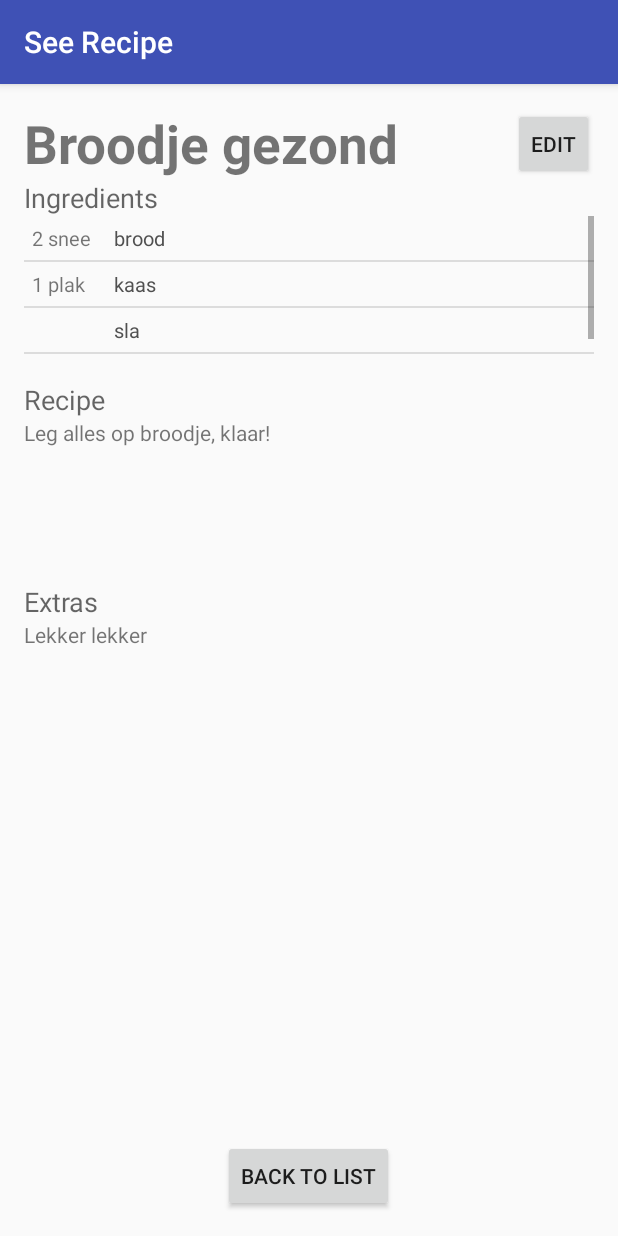
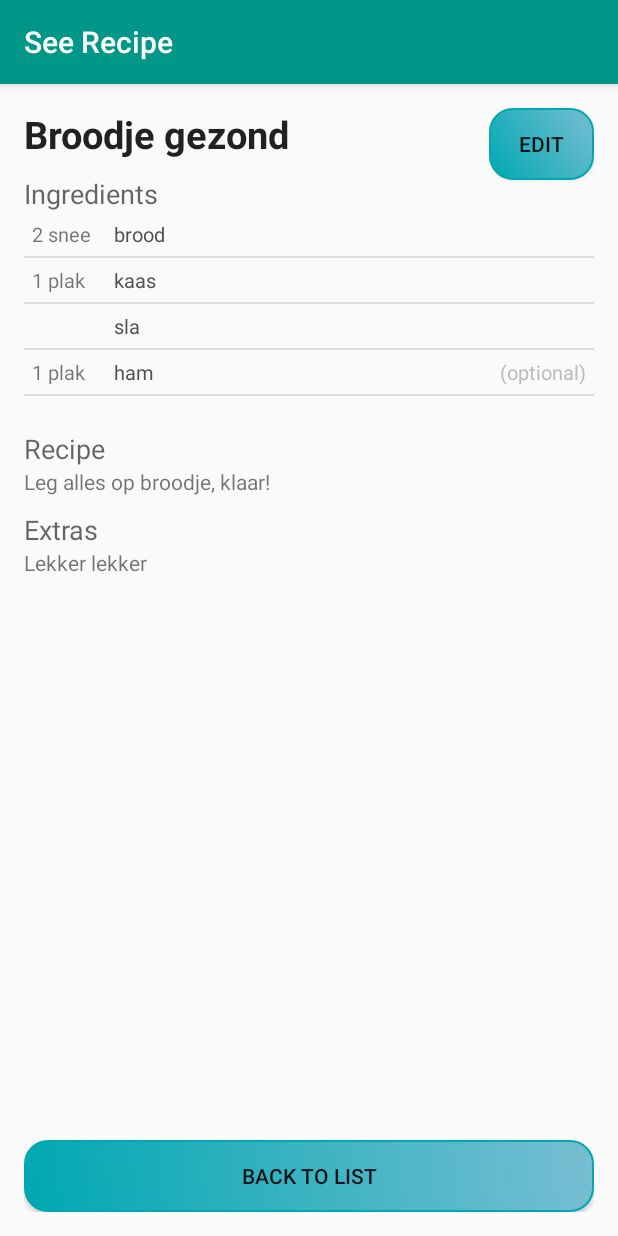
Before and after one commit to felinicolaes/AppProject, an Android app: the recipeListActivity screen opened directly, with no data from a screen before it, after a tap on "Broodje gezond", on a phone screen of 412 x 824 dp. Run offline under Robolectric (Android 15) with nearby library versions, the phone set to English and light mode, and no system bars.

Commit message:
added nice design

```diff
--- a/EmptyYourFridge/app/src/main/AndroidManifest.xml
+++ b/EmptyYourFridge/app/src/main/AndroidManifest.xml
@@ -17,11 +17,9 @@
             android:name=".MainActivity"
             android:screenOrientation="portrait"
             android:windowSoftInputMode="stateAlwaysHidden"
-            android:label="Empty Your Fridge"
-            android:theme="@style/AppTheme.NoActionBar">
+            android:label="Empty Your Fridge">
             <intent-filter>
                 <action android:name="android.intent.action.MAIN" />
-
                 <category android:name="android.intent.category.LAUNCHER" />
             </intent-filter>
         </activity>
@@ -31,7 +29,6 @@
         </activity>
         <activity android:name=".addRecipeActivity"
             android:screenOrientation="portrait"
-
             android:windowSoftInputMode="stateAlwaysHidden"
             android:label="Edit Recipe">
         </activity>
--- a/EmptyYourFridge/app/src/main/java/mprog/nl/emptyyourfridge/IngredientList.java
+++ b/EmptyYourFridge/app/src/main/java/mprog/nl/emptyyourfridge/IngredientList.java
@@ -42,7 +42,6 @@ public class IngredientList extends ArrayAdapter<String>{
         TextView ingredient = (TextView) itemView.findViewById(R.id.ingredient);
         TextView optional = (TextView) itemView.findViewById(R.id.optional);
 
-        System.out.println("vul hem");
         if (i < necAmounts.size()) {
             amount.setText(necAmounts.get(i));
             ingredient.setText(necIngredients.get(i));
@@ -52,8 +51,6 @@ public class IngredientList extends ArrayAdapter<String>{
             ingredient.setText(posIngredients.get(i-necAmounts.size()));
             optional.setText("(optional)");
         }
-        System.out.println("ding ge-add");
-
         return itemView;
     }
 }
--- a/EmptyYourFridge/app/src/main/java/mprog/nl/emptyyourfridge/recipeListActivity.java
+++ b/EmptyYourFridge/app/src/main/java/mprog/nl/emptyyourfridge/recipeListActivity.java
@@ -69,7 +69,6 @@ public class recipeListActivity extends AppCompatActivity {
         listView.setAdapter(adapter);
     }
 
-    // code from http://www.codeproject.com/Articles/569966/SharedplusPreferencesplusandplusYes-fNoplusAlertp
     public void deleteItem(int i) {
         final int item = i;
         new AlertDialog.Builder(this)
@@ -87,7 +86,6 @@ public class recipeListActivity extends AppCompatActivity {
                     }
                 })
                 .show();
-
     }
 
     public void reallyDelete(int i) {
--- a/EmptyYourFridge/app/src/main/java/mprog/nl/emptyyourfridge/seeRecipeActivity.java
+++ b/EmptyYourFridge/app/src/main/java/mprog/nl/emptyyourfridge/seeRecipeActivity.java
@@ -54,8 +54,8 @@ public class seeRecipeActivity extends AppCompatActivity {
 
     public void showRecipe() {
         if (recipe.getRecipe().endsWith(".jpg")) {
-            ScrollView recipeScrollView = (ScrollView) findViewById(R.id.recipeScrollView);
-            recipeScrollView.setVisibility(View.GONE);
+            TextView recipeText = (TextView) findViewById(R.id.recipe);
+            recipeText.setVisibility(View.GONE);
             BitmapFactory.Options bitmapOptions = new BitmapFactory.Options();
             Bitmap bitmap = BitmapFactory.decodeFile(recipe.getRecipe(), bitmapOptions);
             smallImage.setImageBitmap(bitmap);
--- /dev/null
+++ b/EmptyYourFridge/app/src/main/res/drawable/rounded_button.xml
@@ -0,0 +1,43 @@
+<?xml version="1.0" encoding="utf-8"?>
+<selector xmlns:android="http://schemas.android.com/apk/res/android">
+    <item android:state_pressed="true" >
+        <shape>
+            <stroke android:width="1dp"
+                android:color="#008e96"
+                android:layout_width="match_parent"
+                android:layout_height="match_parent" />
+
+            <gradient
+                android:angle="225"
+                android:startColor="#47b3d1"
+                android:endColor="#008e96"/>
+
+            <padding
+                android:left="20dp"
+                android:right="20dp" />
+
+            <corners android:bottomRightRadius="15dip" android:bottomLeftRadius="15dip"
+                android:topLeftRadius="15dip" android:topRightRadius="15dip"/>
+        </shape>
+    </item>
+    <item>
+        <shape>
+            <stroke android:width="1dp"
+                android:color="#00a8b1"
+                android:layout_width="match_parent"
+                android:layout_height="match_parent" />
+
+            <gradient
+                android:angle="225"
+                android:startColor="#77bed2"
+                android:endColor="#00a8b1"/>
+
+            <padding
+                android:left="20dp"
+                android:right="20dp" />
+
+            <corners android:bottomRightRadius="15dip" android:bottomLeftRadius="15dip"
+                android:topLeftRadius="15dip" android:topRightRadius="15dip"/>
+        </shape>
+    </item>
+</selector>
--- a/EmptyYourFridge/app/src/main/res/layout/activity_add_ingredient.xml
+++ b/EmptyYourFridge/app/src/main/res/layout/activity_add_ingredient.xml
@@ -49,6 +49,7 @@
         android:layout_height="wrap_content"
         android:text="Add"
         android:id="@+id/addIngredient"
+        android:background="@drawable/rounded_button"
         android:layout_alignParentBottom="true"
         android:layout_alignParentEnd="true"
         android:onClick="addIngredientButton" />
--- a/EmptyYourFridge/app/src/main/res/layout/activity_add_recipe.xml
+++ b/EmptyYourFridge/app/src/main/res/layout/activity_add_recipe.xml
@@ -29,6 +29,7 @@
         android:layout_below="@+id/name"
         android:layout_alignParentEnd="true"
         android:onClick="addIngredientButton"
+        android:background="@drawable/rounded_button"
         android:nestedScrollingEnabled="true" />
 
     <TextView
@@ -73,6 +74,7 @@
         android:id="@+id/addRecipePict"
         android:layout_below="@+id/textView2"
         android:layout_alignParentStart="true"
+        android:background="@drawable/rounded_button"
         android:onClick="addRecipePictButton" />
 
     <Button
@@ -82,6 +84,7 @@
         android:id="@+id/addRecipeText"
         android:layout_alignTop="@+id/addRecipePict"
         android:layout_alignEnd="@+id/ingredients"
+        android:background="@drawable/rounded_button"
         android:onClick="addRecipeTextButton" />
 
     <TextView
@@ -101,6 +104,7 @@
         android:id="@+id/addExtraText"
         android:onClick="addExtraTextButton"
         android:layout_below="@+id/textView3"
+        android:background="@drawable/rounded_button"
         android:layout_alignParentEnd="true" />
 
     <Button
@@ -109,6 +113,7 @@
         android:text="Add Photo"
         android:id="@+id/addExtraPict"
         android:onClick="addExtraPictButton"
+        android:background="@drawable/rounded_button"
         android:layout_alignTop="@+id/addExtraText"
         android:layout_alignParentStart="true" />
 
@@ -118,6 +123,7 @@
         android:text="Save"
         android:id="@+id/saveRecipe"
         android:onClick="saveRecipeButton"
+        android:background="@drawable/rounded_button"
         android:layout_alignParentBottom="true"
         android:layout_alignParentEnd="true" />
 
--- a/EmptyYourFridge/app/src/main/res/layout/activity_recipe_list.xml
+++ b/EmptyYourFridge/app/src/main/res/layout/activity_recipe_list.xml
@@ -30,6 +30,7 @@
         android:layout_height="wrap_content"
         android:text="Back To Main"
         android:id="@+id/back"
+        android:background="@drawable/rounded_button"
         android:layout_alignParentBottom="true"
         android:layout_alignEnd="@+id/ingredients"
         android:onClick="backButton" />
--- a/EmptyYourFridge/app/src/main/res/layout/activity_see_recipe.xml
+++ b/EmptyYourFridge/app/src/main/res/layout/activity_see_recipe.xml
@@ -15,11 +15,12 @@
         android:id="@+id/name"
         android:layout_alignParentTop="true"
         android:text="name"
-        android:textStyle="bold"
-        android:textSize="16pt"
+        android:textAppearance="?android:attr/textAppearanceLarge"
+        android:textSize="25sp"
         android:layout_alignParentStart="true"
         android:layout_toStartOf="@+id/edit"
-        android:hint="recipe name" />
+        android:hint="recipe name"
+        android:textStyle="bold" />
 
     <TextView
         android:layout_width="wrap_content"
@@ -28,15 +29,31 @@
         android:text="Ingredients"
         android:id="@+id/textView"
         android:layout_below="@+id/name"
-        android:layout_alignParentStart="true" />
+        android:layout_alignParentStart="true"
+        android:paddingTop="10dp" />
 
     <ListView
         android:layout_width="wrap_content"
-        android:layout_height="100dp"
+        android:layout_height="135dp"
         android:id="@+id/ingredients"
         android:longClickable="true"
         android:layout_below="@+id/textView"
         android:layout_alignParentStart="true" />
+
+    <ScrollView
+        android:layout_width="wrap_content"
+        android:layout_height="150dp"
+        android:id="@+id/scrollView"
+        android:layout_below="@+id/ingredients"
+        android:layout_alignParentStart="true"
+        android:layout_above="@+id/back"
+        android:layout_alignEnd="@+id/ingredients"
+        android:paddingTop="10dp">
+
+        <RelativeLayout
+            android:orientation="vertical"
+            android:layout_width="match_parent"
+            android:layout_height="match_parent">
 
             <TextView
                 android:layout_width="wrap_content"
@@ -44,26 +61,44 @@
                 android:textAppearance="?android:attr/textAppearanceMedium"
                 android:text="Recipe"
                 android:id="@+id/textView4"
-        android:layout_below="@+id/ingredients"
+                android:layout_alignParentStart="true" />
+
+            <ImageView
+                android:layout_width="wrap_content"
+                android:layout_height="100dp"
+                android:id="@+id/recipeImage"
                 android:layout_alignParentStart="true"
-        android:paddingTop="10dp" />
-
-    <ScrollView
-        android:layout_width="match_parent"
-        android:layout_height="100dp"
-        android:layout_weight="1"
-        android:id="@+id/recipeScrollView"
                 android:layout_below="@+id/textView4"
-        android:layout_alignParentStart="true"
-        android:fillViewport="false">
+                android:clickable="true" />
 
             <TextView
                 android:layout_width="wrap_content"
                 android:layout_height="wrap_content"
                 android:textAppearance="?android:attr/textAppearanceSmall"
                 android:id="@+id/recipe"
-            android:layout_alignTop="@+id/textView4"
-            android:layout_alignParentStart="true" />
+                android:layout_alignParentStart="true"
+                android:layout_below="@+id/recipeImage" />
+
+            <TextView
+                android:layout_width="wrap_content"
+                android:layout_height="wrap_content"
+                android:textAppearance="?android:attr/textAppearanceMedium"
+                android:text="Extras"
+                android:id="@+id/textView3"
+                android:paddingTop="10dp"
+                android:layout_below="@+id/recipe"
+                android:layout_alignParentStart="true"/>
+
+            <TextView
+                android:layout_width="wrap_content"
+                android:layout_height="wrap_content"
+                android:textAppearance="?android:attr/textAppearanceSmall"
+                android:id="@+id/notes"
+                android:layout_alignParentStart="true"
+                android:layout_below="@+id/textView3" />
+
+        </RelativeLayout>
+
     </ScrollView>
 
     <Button
@@ -72,54 +107,20 @@
         android:layout_height="wrap_content"
         android:text="edit"
         android:id="@+id/edit"
+        android:background="@drawable/rounded_button"
         android:layout_alignTop="@+id/name"
         android:layout_alignEnd="@+id/ingredients"
         android:onClick="editButton" />
 
-    <TextView
-        android:layout_width="wrap_content"
-        android:layout_height="wrap_content"
-        android:textAppearance="?android:attr/textAppearanceMedium"
-        android:text="Extras"
-        android:id="@+id/textView3"
-        android:paddingTop="110dp"
-        android:layout_below="@+id/textView4"
-        android:layout_alignParentStart="true" />
-
-    <ScrollView
-        android:layout_width="match_parent"
-        android:layout_height="100dp"
-        android:layout_weight="1"
-        android:id="@+id/noteScrollView"
-        android:layout_below="@+id/textView3"
-        android:layout_alignParentStart="true">
-
-        <TextView
-            android:layout_width="wrap_content"
-            android:layout_height="wrap_content"
-            android:textAppearance="?android:attr/textAppearanceSmall"
-            android:id="@+id/notes"
-            android:layout_alignTop="@+id/textView4"
-            android:layout_alignParentStart="true" />
-    </ScrollView>
-
     <Button
-        style="?android:attr/buttonStyleSmall"
-        android:layout_width="wrap_content"
+        android:layout_width="fill_parent"
         android:layout_height="wrap_content"
         android:text="Back to list"
         android:id="@+id/back"
         android:onClick="backButton"
+        android:background="@drawable/rounded_button"
         android:layout_alignParentBottom="true"
         android:layout_centerHorizontal="true" />
-
-    <ImageView
-        android:layout_width="wrap_content"
-        android:layout_height="100dp"
-        android:id="@+id/recipeImage"
-        android:layout_alignParentStart="true"
-        android:layout_below="@+id/textView4"
-        android:clickable="true" />
 
     <ImageView
         android:layout_width="fill_parent"
--- a/EmptyYourFridge/app/src/main/res/layout/activity_type_recipe.xml
+++ b/EmptyYourFridge/app/src/main/res/layout/activity_type_recipe.xml
@@ -51,6 +51,7 @@
         android:text="Save"
         android:id="@+id/save"
         android:onClick="saveButton"
+        android:background="@drawable/rounded_button"
         android:layout_alignParentBottom="true"
         android:layout_alignParentEnd="true" />
 
--- a/EmptyYourFridge/app/src/main/res/values-v21/styles.xml
+++ b/EmptyYourFridge/app/src/main/res/values-v21/styles.xml
@@ -6,4 +6,12 @@
         <item name="android:windowDrawsSystemBarBackgrounds">true</item>
         <item name="android:statusBarColor">@android:color/transparent</item>
     </style>
+
+    <style name="AppTheme" parent="Theme.AppCompat.Light.DarkActionBar">
+        <!-- Customize your theme here. -->
+        <item name="colorPrimary">@color/colorPrimary</item>
+        <item name="colorPrimaryDark">@color/colorPrimaryDark</item>
+        <item name="colorAccent">@color/colorAccent</item>
+        <item name="android:navigationBarColor">@color/black</item>
+    </style>
 </resources>
--- a/EmptyYourFridge/app/src/main/res/values/colors.xml
+++ b/EmptyYourFridge/app/src/main/res/values/colors.xml
@@ -1,6 +1,11 @@
 <?xml version="1.0" encoding="utf-8"?>
 <resources>
-    <color name="colorPrimary">#3F51B5</color>
-    <color name="colorPrimaryDark">#303F9F</color>
-    <color name="colorAccent">#FF4081</color>
+    <color name="colorPrimary">#009688</color>
+    <color name="colorPrimaryDark">#757575</color>
+    <color name="colorAccent">#ff4d4d</color>
+    <color name="accent_material_light">#ff4052</color>
+    <color name="primary_material_light">#00a192</color>
+    <color name="background_material_light">#d2d2d2</color>
+    <color name="primary_dark_material_light">#565656</color>
+    <color name="black">#ae0000</color>
 </resources>
--- a/EmptyYourFridge/app/src/main/res/values/styles.xml
+++ b/EmptyYourFridge/app/src/main/res/values/styles.xml
@@ -17,4 +17,8 @@
 
     <style name="AppTheme.PopupOverlay" parent="ThemeOverlay.AppCompat.Light" />
 
+    <style name="BlueGrayRed" parent="Theme.AppCompat.Light.NoActionBar" >
+        <item name="colorPrimaryDark">@color/material_grey_600</item>
+    </style>
+
 </resources>
```
Also changed, not shown: EmptyYourFridge/app/src/main/java/mprog/nl/emptyyourfridge/MainActivity.java (+1 -23 lines), EmptyYourFridge/app/src/main/java/mprog/nl/emptyyourfridge/addRecipeActivity.java (+36 -4 lines), EmptyYourFridge/app/src/main/java/mprog/nl/emptyyourfridge/typeRecipeActivity.java (+18 -6 lines), EmptyYourFridge/app/src/main/res/layout/activity_main.xml (+0 -7 lines), EmptyYourFridge/app/src/main/res/layout/content_main.xml (+40 -28 lines), 1 other file. Lines whose indentation alone changed are shown as unchanged.
